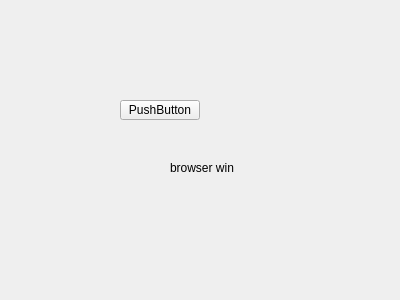
fsest4u/CaX_03, file CaX/widget/browserwindow.ui: the form before one commit.
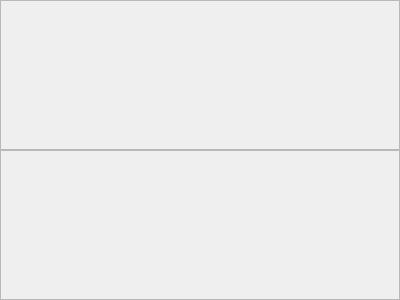
The form after the commit.

```diff
--- a/CaX/widget/browserwindow.ui
+++ b/CaX/widget/browserwindow.ui
@@ -13,32 +13,45 @@
   <property name="windowTitle">
    <string>Form</string>
   </property>
-  <widget class="QLabel" name="label">
-   <property name="geometry">
-    <rect>
-     <x>170</x>
-     <y>160</y>
-     <width>101</width>
-     <height>16</height>
-    </rect>
+  <layout class="QVBoxLayout" name="verticalLayout">
+   <property name="spacing">
+    <number>0</number>
    </property>
-   <property name="text">
-    <string>browser win</string>
+   <property name="leftMargin">
+    <number>0</number>
    </property>
-  </widget>
-  <widget class="QPushButton" name="pushButton">
-   <property name="geometry">
-    <rect>
-     <x>120</x>
-     <y>100</y>
-     <width>80</width>
-     <height>20</height>
-    </rect>
+   <property name="topMargin">
+    <number>0</number>
    </property>
-   <property name="text">
-    <string>PushButton</string>
+   <property name="rightMargin">
+    <number>0</number>
    </property>
-  </widget>
+   <property name="bottomMargin">
+    <number>0</number>
+   </property>
+   <item>
+    <widget class="QFrame" name="frameTop">
+     <property name="frameShape">
+      <enum>QFrame::StyledPanel</enum>
+     </property>
+     <property name="frameShadow">
+      <enum>QFrame::Raised</enum>
+     </property>
+     <layout class="QGridLayout" name="gridLayout"/>
+    </widget>
+   </item>
+   <item>
+    <widget class="QFrame" name="frameBottom">
+     <property name="frameShape">
+      <enum>QFrame::StyledPanel</enum>
+     </property>
+     <property name="frameShadow">
+      <enum>QFrame::Raised</enum>
+     </property>
+     <layout class="QGridLayout" name="gridLayout_2"/>
+    </widget>
+   </item>
+  </layout>
  </widget>
  <resources/>
  <connections/>
```
